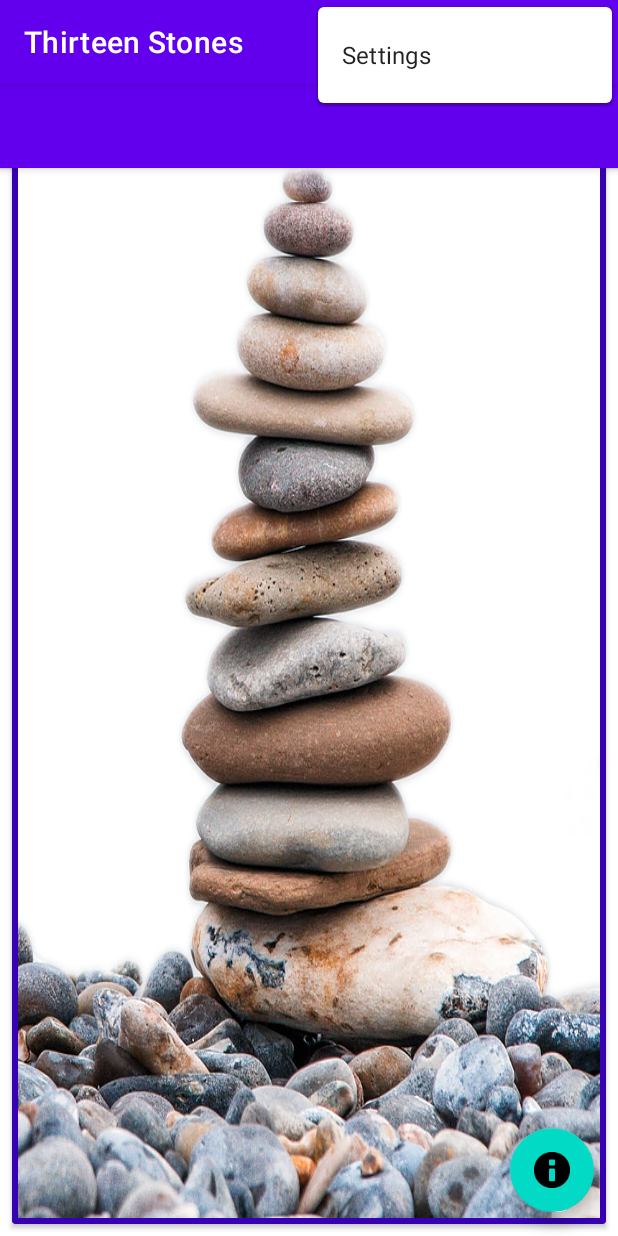
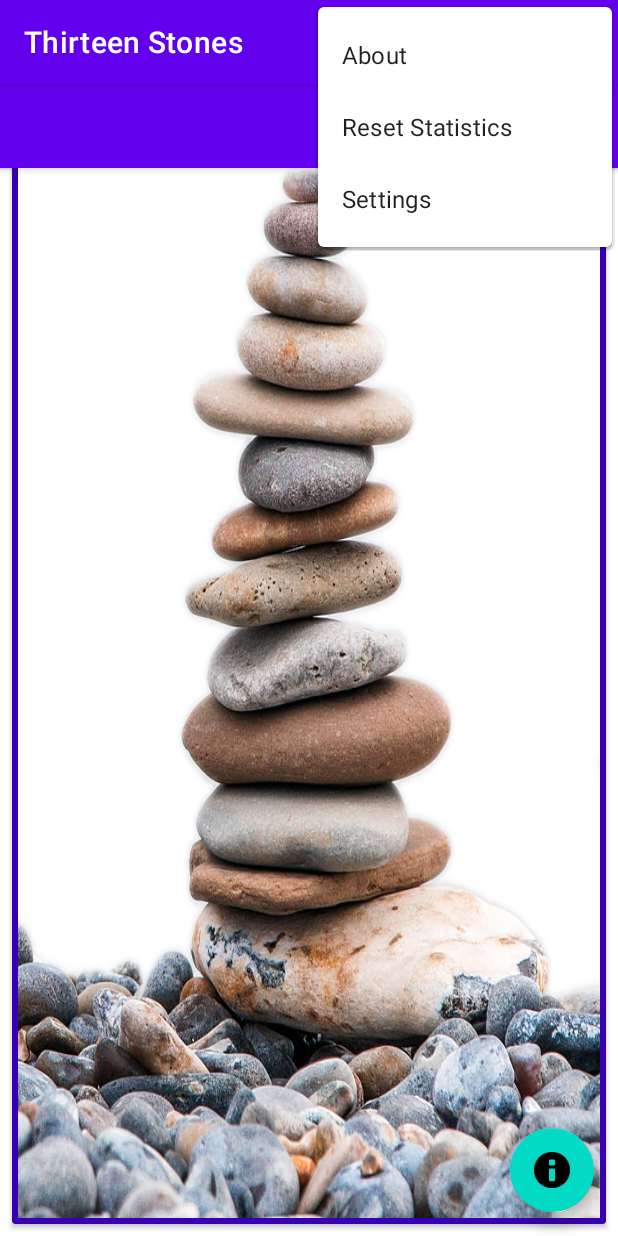
Before and after one commit to rachel613g/ThirteenStones, an Android app: the screen it shows after launch (MainActivity), with the options menu open, on a phone screen of 412 x 824 dp. Run offline under Robolectric (Android 15) with nearby library versions, the phone set to English and light mode, and no system bars.

```diff
--- a/app/src/main/AndroidManifest.xml
+++ b/app/src/main/AndroidManifest.xml
@@ -9,6 +9,10 @@
         android:roundIcon="@mipmap/ic_launcher_round"
         android:supportsRtl="true"
         android:theme="@style/Theme.ThirteenStones">
+        <activity
+            android:name=".activities.StatisticsActivity"
+            android:label="@string/title_activity_statistics"
+            android:theme="@style/Theme.ThirteenStones.NoActionBar" />
         <activity
             android:name=".activities.SplashActivity"
             android:theme="@style/Theme.ThirteenStones.NoActionBar.SplashScreenTheme">
@@ -24,7 +28,6 @@
             android:theme="@style/Theme.ThirteenStones.NoActionBar">
             <intent-filter>
                 <action android:name="android.intent.action.MAIN" />
-
             </intent-filter>
         </activity>
     </application>
--- /dev/null
+++ b/app/src/main/res/drawable-nodpi/ic_baseline_cancel_presentation_24.xml
@@ -0,0 +1,6 @@
+<vector android:autoMirrored="true" android:height="24dp"
+    android:tint="#FFFFFF" android:viewportHeight="24"
+    android:viewportWidth="24" android:width="24dp" xmlns:android="http://schemas.android.com/apk/res/android">
+    <path android:fillColor="@android:color/white" android:pathData="M21,19.1H3V5h18v14.1zM21,3H3c-1.1,0 -2,0.9 -2,2v14c0,1.1 0.9,2 2,2h18c1.1,0 2,-0.9 2,-2V5c0,-1.1 -0.9,-2 -2,-2z"/>
+    <path android:fillColor="@android:color/white" android:pathData="M14.59,8L12,10.59 9.41,8 8,9.41 10.59,12 8,14.59 9.41,16 12,13.41 14.59,16 16,14.59 13.41,12 16,9.41z"/>
+</vector>
--- /dev/null
+++ b/app/src/main/res/drawable-nodpi/ic_outline_list_24.xml
@@ -0,0 +1,5 @@
+<vector android:autoMirrored="true" android:height="24dp"
+    android:tint="#FFFFFF" android:viewportHeight="24"
+    android:viewportWidth="24" android:width="24dp" xmlns:android="http://schemas.android.com/apk/res/android">
+    <path android:fillColor="@android:color/white" android:pathData="M3,13h2v-2L3,11v2zM3,17h2v-2L3,15v2zM3,9h2L5,7L3,7v2zM7,13h14v-2L7,11v2zM7,17h14v-2L7,15v2zM7,7v2h14L21,7L7,7zM3,13h2v-2L3,11v2zM3,17h2v-2L3,15v2zM3,9h2L5,7L3,7v2zM7,13h14v-2L7,11v2zM7,17h14v-2L7,15v2zM7,7v2h14L21,7L7,7z"/>
+</vector>
--- /dev/null
+++ b/app/src/main/res/layout/content_statistics.xml
@@ -0,0 +1,6 @@
+<?xml version="1.0" encoding="utf-8"?>
+<androidx.constraintlayout.widget.ConstraintLayout xmlns:android="http://schemas.android.com/apk/res/android"
+    xmlns:app="http://schemas.android.com/apk/res-auto"
+    android:layout_width="match_parent"
+    android:layout_height="match_parent"
+    app:layout_behavior="@string/appbar_scrolling_view_behavior"></androidx.constraintlayout.widget.ConstraintLayout>
--- a/app/src/main/res/menu/menu_main.xml
+++ b/app/src/main/res/menu/menu_main.xml
@@ -2,9 +2,38 @@
     xmlns:app="http://schemas.android.com/apk/res-auto"
     xmlns:tools="http://schemas.android.com/tools"
     tools:context="com.example.thirteen_stones.activities.MainActivity">
+
+    <!--Play button/new game menu option -->
+    <item
+        android:id="@+id/action_new_game"
+        android:icon="@android:drawable/ic_media_play"
+        android:title="@string/new_game"
+        app:showAsAction="ifRoom|withText" />
+
+    <!--List/Get Statistics menu option -->
+    <item
+        android:id="@+id/action_statistics"
+        android:icon="@drawable/ic_outline_list_24"
+        android:title="@string/view_statistics"
+        app:showAsAction="ifRoom|withText" />
+
+    <!--About menu option -->
+    <item
+        android:id="@+id/action_about"
+        android:title="@string/about"
+        app:showAsAction="never" />
+
+    <!--Reset Statistics menu option -->
+    <item
+        android:id="@+id/action_reset_stats"
+        android:icon="@drawable/ic_baseline_cancel_presentation_24"
+        android:title="@string/reset_statistics"
+        app:showAsAction="ifRoom|withText" />
+
+    <!--Settings menu option -->
     <item
         android:id="@+id/action_settings"
-        android:orderInCategory="100"
         android:title="@string/action_settings"
         app:showAsAction="never" />
+
 </menu>
```
Also changed, not shown: app/src/main/java/com/example/thirteen_stones/activities/MainActivity.java (+36 -3 lines), app/src/main/java/com/example/thirteen_stones/activities/StatisticsActivity.java (added, +55 -0 lines), app/src/main/res/layout/activity_statistics.xml (added, +33 -0 lines), app/src/main/res/values/strings.xml (+11 -0 lines).
